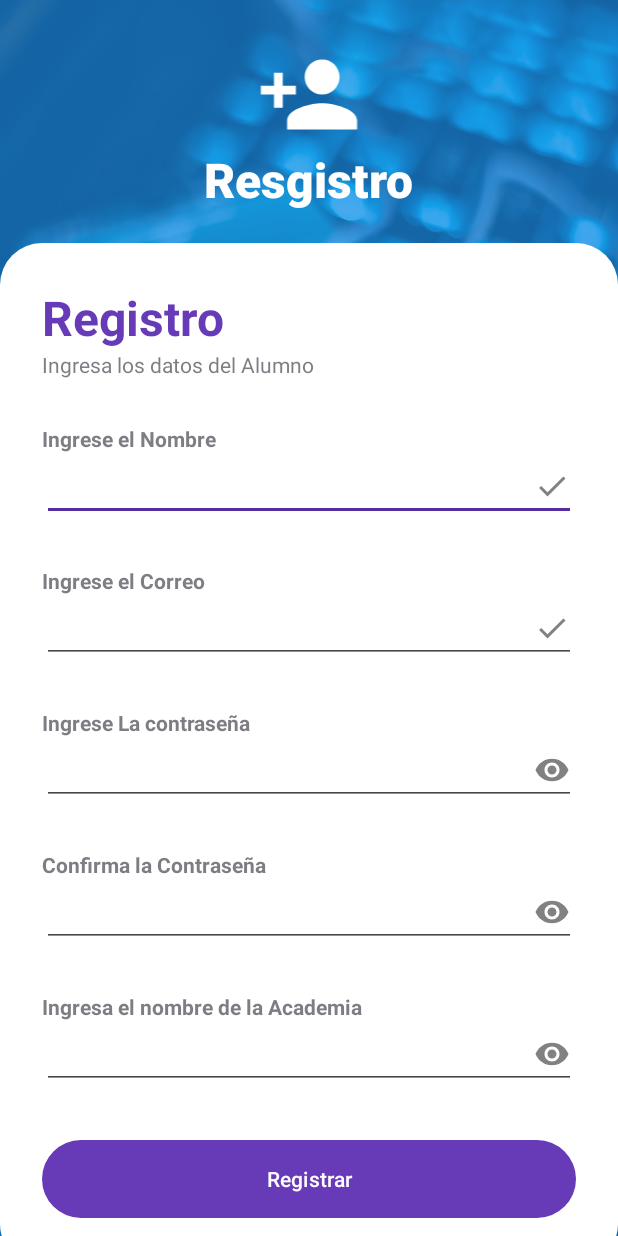
After one commit to DylanBatzin/AppMusicFE, an Android app: the layout regisroalumno.xml on its own in the app's theme, with its tools: preview values and no code run, on a phone screen of 412 x 824 dp. The commit adds this screen. Run offline under Robolectric (Android 15) with nearby library versions, the phone set to English and light mode, and no system bars.

Commit message:
Avance de Vistas

```diff
--- /dev/null
+++ b/app/src/main/res/drawable/add_icon.xml
@@ -0,0 +1,5 @@
+<vector xmlns:android="http://schemas.android.com/apk/res/android" android:height="24dp" android:tint="#FFFFFF" android:viewportHeight="24" android:viewportWidth="24" android:width="24dp">
+
+    <path android:fillColor="@android:color/white" android:pathData="M15,12c2.21,0 4,-1.79 4,-4s-1.79,-4 -4,-4 -4,1.79 -4,4 1.79,4 4,4zM6,10L6,7L4,7v3L1,10v2h3v3h2v-3h3v-2L6,10zM15,14c-2.67,0 -8,1.34 -8,4v2h16v-2c0,-2.66 -5.33,-4 -8,-4z"/>
+
+</vector>
--- /dev/null
+++ b/app/src/main/res/drawable/addlist_icon.xml
@@ -0,0 +1,5 @@
+<vector xmlns:android="http://schemas.android.com/apk/res/android" android:autoMirrored="true" android:height="24dp" android:tint="#FFFFFF" android:viewportHeight="24" android:viewportWidth="24" android:width="24dp">
+
+    <path android:fillColor="@android:color/white" android:pathData="M14,10H3v2h11V10zM14,6H3v2h11V6zM18,14v-4h-2v4h-4v2h4v4h2v-4h4v-2H18zM3,16h7v-2H3V16z"/>
+
+</vector>
--- /dev/null
+++ b/app/src/main/res/drawable/exit_icon.xml
@@ -0,0 +1,5 @@
+<vector xmlns:android="http://schemas.android.com/apk/res/android" android:autoMirrored="true" android:height="24dp" android:tint="#FFFFFF" android:viewportHeight="24" android:viewportWidth="24" android:width="24dp">
+
+    <path android:fillColor="@android:color/white" android:pathData="M17,7l-1.41,1.41L18.17,11H8v2h10.17l-2.58,2.58L17,17l5,-5zM4,5h8V3H4c-1.1,0 -2,0.9 -2,2v14c0,1.1 0.9,2 2,2h8v-2H4V5z"/>
+
+</vector>
--- /dev/null
+++ b/app/src/main/res/drawable/removelist_icon.xml
@@ -0,0 +1,5 @@
+<vector xmlns:android="http://schemas.android.com/apk/res/android" android:height="24dp" android:tint="#FFFFFF" android:viewportHeight="24" android:viewportWidth="24" android:width="24dp">
+
+    <path android:fillColor="@android:color/white" android:pathData="M14,10H3v2h11V10zM14,6H3v2h11V6zM3,16h7v-2H3V16zM14.41,22L17,19.41L19.59,22L21,20.59L18.41,18L21,15.41L19.59,14L17,16.59L14.41,14L13,15.41L15.59,18L13,20.59L14.41,22z"/>
+
+</vector>
--- /dev/null
+++ b/app/src/main/res/drawable/viewlist_icon.xml
@@ -0,0 +1,5 @@
+<vector xmlns:android="http://schemas.android.com/apk/res/android" android:autoMirrored="true" android:height="24dp" android:tint="#FFFFFF" android:viewportHeight="24" android:viewportWidth="24" android:width="24dp">
+
+    <path android:fillColor="@android:color/white" android:pathData="M3,14h4v-4H3V14zM3,19h4v-4H3V19zM3,9h4V5H3V9zM8,14h13v-4H8V14zM8,19h13v-4H8V19zM8,5v4h13V5H8z"/>
+
+</vector>
--- a/app/src/main/res/layout/activity_main.xml
+++ b/app/src/main/res/layout/activity_main.xml
@@ -27,7 +27,7 @@
     <TextView
         android:layout_width="wrap_content"
         android:layout_height="wrap_content"
-        android:text="Iniciar Secion"
+        android:text="Iniciar Sesión"
         android:textStyle="bold"
         android:fontFamily="sans-serif-medium"
         android:textSize="32sp"
@@ -58,7 +58,7 @@
             android:layout_width="wrap_content"
             android:layout_height="wrap_content"
             android:alpha="0.7"
-            android:text="Ingrese sus datos" />
+            android:text="Ingresa tus datos" />
 
         <View
             android:layout_width="wrap_content"
--- /dev/null
+++ b/app/src/main/res/layout/regisroalumno.xml
@@ -0,0 +1,164 @@
+<?xml version="1.0" encoding="utf-8"?>
+<RelativeLayout xmlns:android="http://schemas.android.com/apk/res/android"
+    android:layout_width="match_parent"
+    android:layout_height="match_parent"
+    xmlns:app="http://schemas.android.com/apk/res-auto"
+    android:background="@drawable/fondoM">
+    <RelativeLayout
+        android:layout_width="match_parent"
+        android:layout_height="match_parent"
+        android:background="@color/primariom"
+        android:alpha="0.7"/>
+    <LinearLayout
+        android:layout_width="match_parent"
+        android:layout_height="wrap_content"
+        android:orientation="vertical"
+        android:gravity="center"
+        android:padding="28dp">
+
+        <ImageView
+            android:layout_width="100dp"
+            android:layout_height="70dp"
+            android:src="@drawable/add_icon" />
+        <TextView
+            android:layout_width="wrap_content"
+            android:layout_height="wrap_content"
+            android:text="Resgistro"
+            android:textStyle="bold"
+            android:fontFamily="sans-serif-medium"
+            android:textSize="32sp"
+            android:textColor="@color/white"/>
+    </LinearLayout>
+
+    <androidx.cardview.widget.CardView
+        android:layout_width="match_parent"
+        android:layout_height="wrap_content"
+        android:layout_alignParentBottom="true"
+        app:cardCornerRadius="28dp"
+        android:layout_marginBottom="-20dp">
+
+        <LinearLayout
+            android:layout_width="match_parent"
+            android:layout_height="match_parent"
+            android:orientation="vertical"
+            android:padding="28dp">
+
+            <TextView
+                android:layout_width="wrap_content"
+                android:layout_height="wrap_content"
+                android:text="Registro"
+                android:textColor="@color/primario"
+                android:textSize="32sp"
+                android:textStyle="bold" />
+
+            <TextView
+                android:layout_width="wrap_content"
+                android:layout_height="wrap_content"
+                android:alpha="0.7"
+                android:text="Ingresa los datos del Alumno" />
+
+            <View
+                android:layout_width="wrap_content"
+                android:layout_height="30dp" />
+
+            <TextView
+                android:layout_width="wrap_content"
+                android:layout_height="wrap_content"
+                android:alpha="0.7"
+                android:text="Ingrese el Nombre"
+                android:textStyle="bold" />
+            <EditText
+                android:id="@+id/nametxt"
+                android:layout_width="match_parent"
+                android:layout_height="wrap_content"
+                android:drawableEnd="@drawable/done_icon"
+                android:inputType="text" />
+
+            <View
+                android:layout_width="wrap_content"
+                android:layout_height="30dp" />
+
+            <TextView
+                android:layout_width="wrap_content"
+                android:layout_height="wrap_content"
+                android:alpha="0.7"
+                android:text="Ingrese el Correo"
+                android:textStyle="bold" />
+
+            <EditText
+                android:id="@+id/correotxt"
+                android:layout_width="match_parent"
+                android:layout_height="wrap_content"
+                android:drawableEnd="@drawable/done_icon"
+                android:inputType="textEmailAddress" />
+
+            <View
+                android:layout_width="wrap_content"
+                android:layout_height="30dp" />
+
+            <TextView
+                android:layout_width="wrap_content"
+                android:layout_height="wrap_content"
+                android:alpha="0.7"
+                android:text="Ingrese La contraseña"
+                android:textStyle="bold" />
+
+            <EditText
+                android:id="@+id/passwordtxt"
+                android:layout_width="match_parent"
+                android:layout_height="wrap_content"
+                android:drawableEnd="@drawable/password_icon"
+                android:inputType="textPassword" />
+
+            <View
+                android:layout_width="wrap_content"
+                android:layout_height="30dp" />
+
+            <TextView
+                android:layout_width="wrap_content"
+                android:layout_height="wrap_content"
+                android:alpha="0.7"
+                android:text="Confirma la Contraseña"
+                android:textStyle="bold" />
+
+            <EditText
+                android:id="@+id/confirmpasswordtxt"
+                android:layout_width="match_parent"
+                android:layout_height="wrap_content"
+                android:drawableEnd="@drawable/password_icon"
+                android:inputType="textPassword" />
+
+            <View
+                android:layout_width="wrap_content"
+                android:layout_height="30dp" />
+
+            <TextView
+                android:layout_width="wrap_content"
+                android:layout_height="wrap_content"
+                android:alpha="0.7"
+                android:text="Ingresa el nombre de la Academia"
+                android:textStyle="bold" />
+            <EditText
+                android:id="@+id/academiatxt"
+                android:layout_width="match_parent"
+                android:layout_height="wrap_content"
+                android:drawableEnd="@drawable/password_icon"
+                android:inputType="text" />
+            <View
+                android:layout_width="wrap_content"
+                android:layout_height="30dp" />
+
+            <com.google.android.material.button.MaterialButton
+                android:id="@+id/loginbtn"
+                android:layout_width="match_parent"
+                android:layout_height="60dp"
+                android:text="Registrar"
+                app:cornerRadius="32dp" />
+
+
+
+        </LinearLayout>
+
+    </androidx.cardview.widget.CardView>
+
+</RelativeLayout>
--- a/app/src/main/res/values/colors.xml
+++ b/app/src/main/res/values/colors.xml
@@ -4,4 +4,5 @@
     <color name="white">#FFFFFFFF</color>
     <color name="primario">#673AB7</color>
     <color name="secundario">#552D9E</color>
+    <color name="primariom">#1D90EC</color>
 </resources>
```
Also changed, not shown: app/src/main/res/drawable/man_icon.xml (added, +7 -0 lines), app/src/main/res/layout/maind.xml (+154 -3 lines), app/src/main/res/drawable/fondoM.jpg (added).
